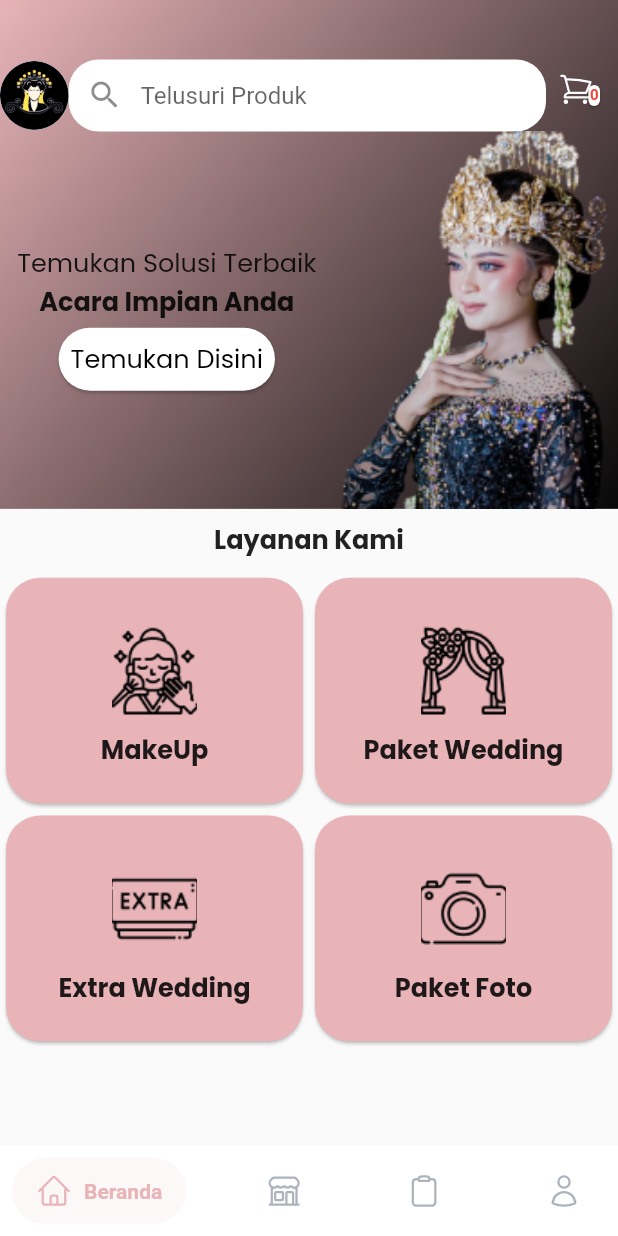
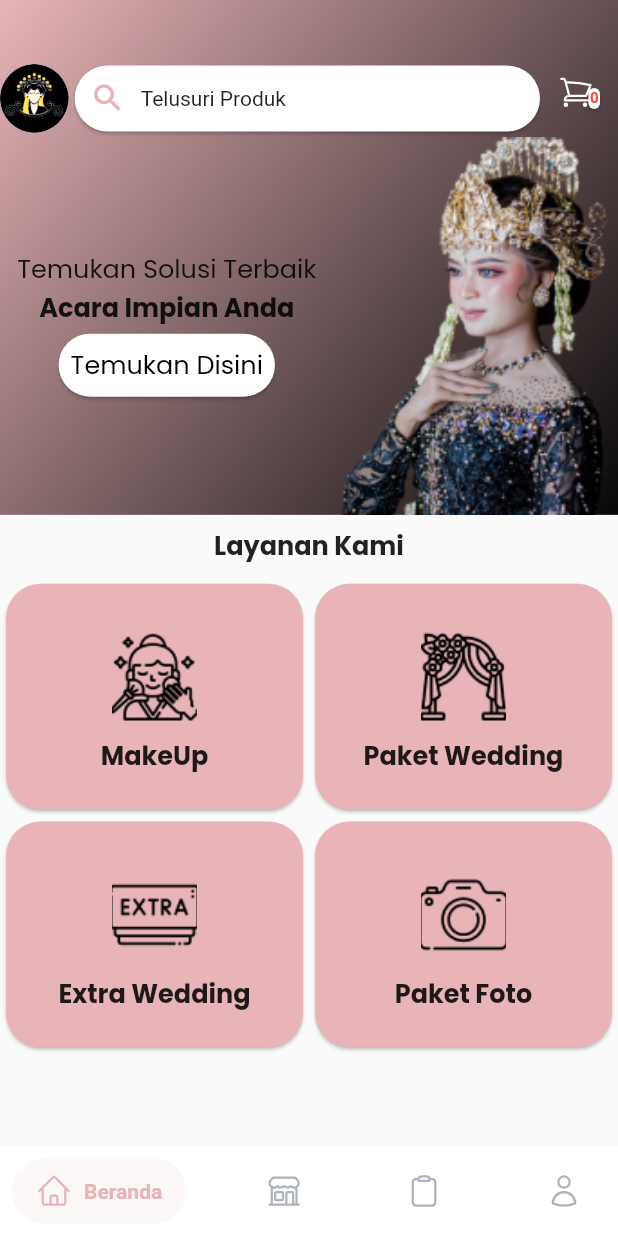
Before and after one commit to nurulazizah06/fani_weding_app, a Flutter app: the screen it shows after launch, on a phone screen of 412 x 824 dp. Run offline on Flutter 3.47's test engine with Material 2 defaults, Android fonts, the light colour scheme and no system bars; drawn by our look-alikes of salomon_bottom_bar; our stand-ins replace cherry_toast, flutter_screenutil, get, get_storage, google_fonts, heroicons and 1 more; missing offline and left inert: bottom_bar_matu, flutter_faq; network calls fail.

Commit message:
Update Page Beranda

```diff
--- a/lib/page/PageBeranda.dart
+++ b/lib/page/PageBeranda.dart
@@ -7,6 +7,8 @@ import 'package:fani_wedding/controller/ProductController.dart';
 import 'package:fani_wedding/model/ModelKeranjang.dart';
 import 'package:fani_wedding/page/PageDetailLayanan.dart';
 import 'package:fani_wedding/page/PageKeranjangSaya.dart';
+import 'package:fani_wedding/page/PageProduk.dart';
+import 'package:fani_wedding/page/PageTelusuriProduk.dart';
 import 'package:fani_wedding/util/ColorApp.dart';
 import 'package:fani_wedding/util/SizeApp.dart';
 import 'package:fani_wedding/util/UtilAPI.dart';
@@ -85,7 +87,9 @@ class _PageBerandaState extends State<PageBeranda> {
                             backgroundImage: AssetImage("assets/apps/logo.png"),
                             radius: 20.r,
                           ),
-                          Expanded(child: RoundedSearchBar()),
+                          Expanded(
+                            child: RoundedSearchBar(),
+                          ),
                           IconButton(
                               onPressed: () => {
                                     if (accountController.account.value.email
@@ -149,14 +153,21 @@ class _PageBerandaState extends State<PageBeranda> {
                                 teks: "Acara Impian Anda",
                                 size: SizeApp.SizeTextHeader.sp,
                               ),
-                              Card(
+                              GestureDetector(
+                                onTap: () {
+                                  Get.toNamed(PageProduk.routeName.toString());
+                                },
+                                child: Card(
                                   shape: RoundedRectangleBorder(
-                                    borderRadius: BorderRadius.circular(30.r)),
+                                      borderRadius:
+                                          BorderRadius.circular(30.r)),
                                   child: Padding(
                                     padding: const EdgeInsets.all(8.0),
-                                  child: ComponentTextPrimaryDescriptionRegular(
+                                    child:
+                                        ComponentTextPrimaryDescriptionRegular(
                                       teks: "Temukan Disini",
                                       size: SizeApp.SizeTextHeader.sp,
+                                    ),
                                   ),
                                 ),
                               )
@@ -262,20 +273,32 @@ class WidgetItemLayanan extends StatelessWidget {
 }
 
 class RoundedSearchBar extends StatelessWidget {
+  RoundedSearchBar({this.textEditing});
+  TextEditingController? textEditing;
   @override
   Widget build(BuildContext context) {
-    return TextField(
-      decoration: InputDecoration(
-        fillColor: Colors.white,
-        filled: true,
-        contentPadding: EdgeInsets.symmetric(vertical: 10.0),
-        prefixIcon: Icon(Icons.search),
-        hintText: 'Telusuri Produk',
-        border: OutlineInputBorder(
-          borderSide: BorderSide.none,
-          borderRadius: BorderRadius.circular(20.0),
+    return GestureDetector(
+      onTap: () {
+        Get.toNamed(PageTelusuriProduk.routeName.toString());
+      },
+      child: Card(
+          shape:
+              RoundedRectangleBorder(borderRadius: BorderRadius.circular(30)),
+          child: Padding(
+            padding: const EdgeInsets.all(10.0),
+            child: Row(
+              children: [
+                Icon(
+                  Icons.search,
+                  color: ColorApp.primary,
                 ),
+                SizedBox(
+                  width: 10,
                 ),
+                Text("Telusuri Produk"),
+              ],
+            ),
+          )),
     );
   }
 }
```
Also changed, not shown: lib/page/PageDetailItem.dart (+18 -5 lines). Lines whose indentation alone changed are shown as unchanged.
